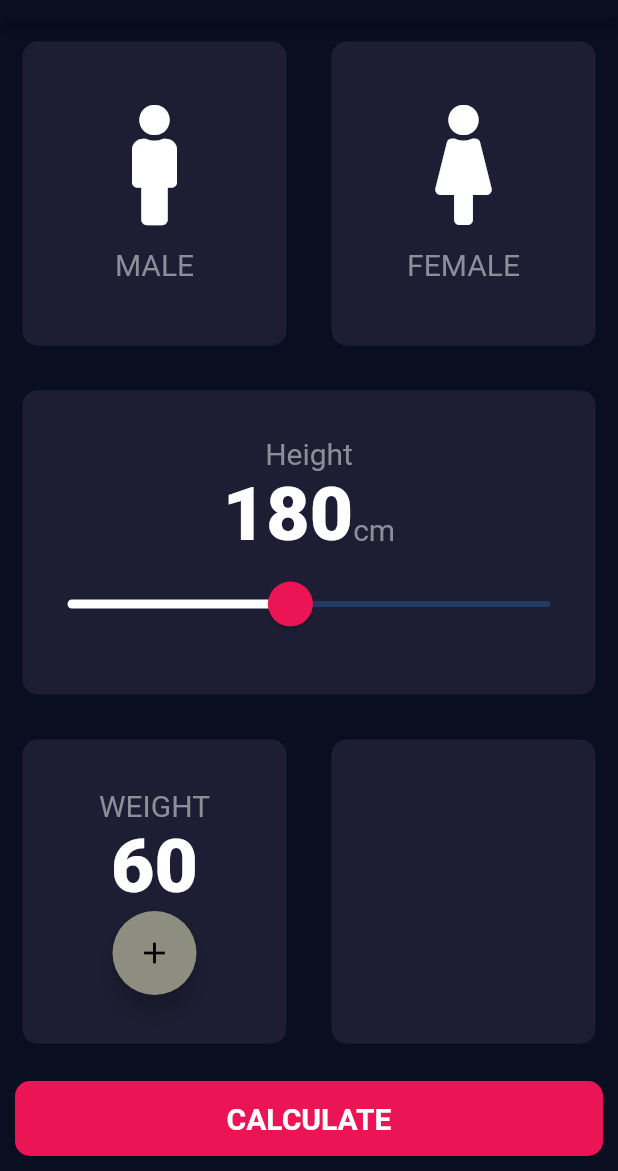
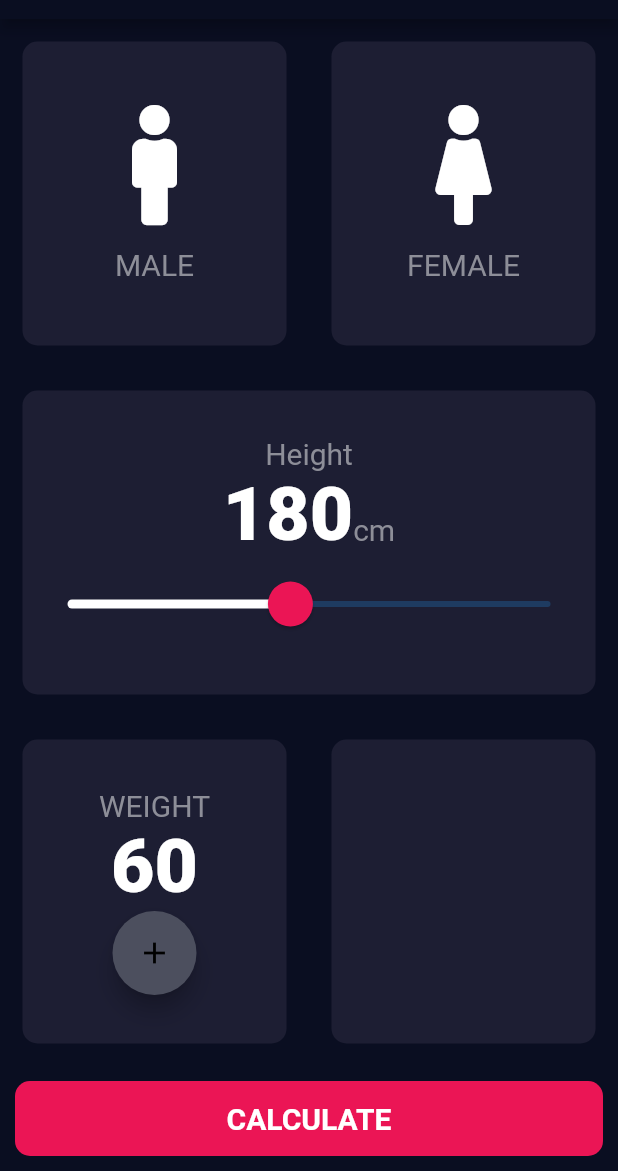
Before and after one commit to Mr-Perfectuz/BMI_Calculator, a Flutter app: the screen it shows after launch, on a phone screen of 412 x 824 dp, the part 65-1236 px from its top. Run offline on Flutter 3.47's test engine with Material 2 defaults, Android fonts, the phone set to English and light mode, and no system bars; our stand-ins replace font_awesome_flutter.

Commit message:
Age and Weight  Page has been updated

```diff
--- a/lib/input_page.dart
+++ b/lib/input_page.dart
@@ -132,7 +132,7 @@ class _InputPageState extends State<InputPage> {
                         style: KSliderTextStyle,
                       ),
                       FloatingActionButton(
-                        backgroundColor: Color(0xFF8D8E80),
+                        backgroundColor: Color(0xFF4C4F5E),
                         child: Icon(Icons.add),
                       ),
                     ],
```
